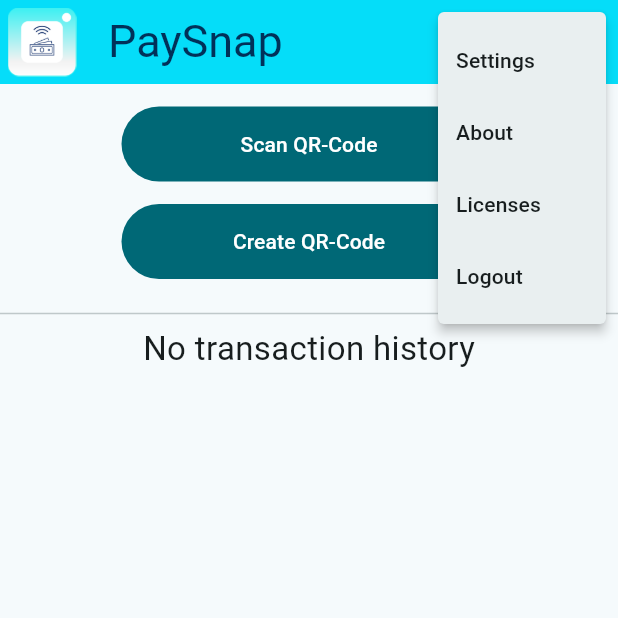
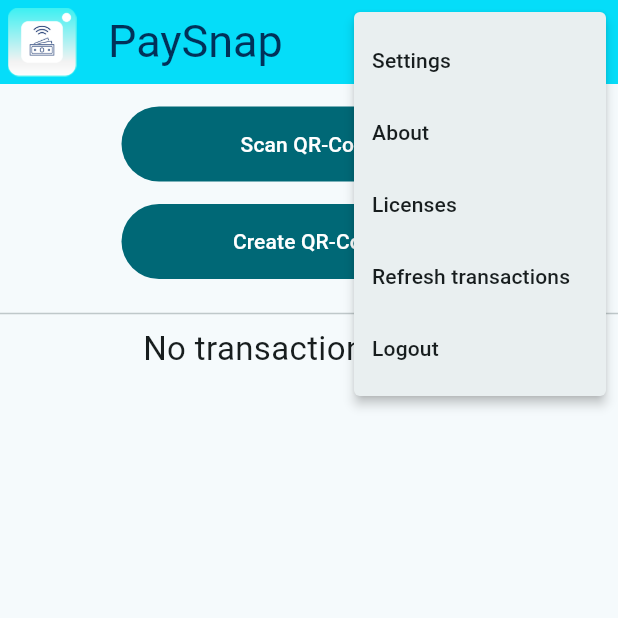
Before and after one commit to MesserschmittX/PayApp, a Flutter app: the HomePage screen opened directly, after a tap on the "menu" icon, on a phone screen of 412 x 824 dp, the top half of it. Run offline on Flutter 3.47's test engine with Material 3 defaults, Android fonts, the phone set to English and light mode, and no system bars; our stand-ins replace cloud_firestore, firebase_auth, firebase_core, flutter_translate, pdf, printing and 3 more; missing offline and left inert: flutter_paypal_native, qr_code_scanner, qr_image_generator; accounts and stored records are empty.

Commit message:
transaction reload

```diff
--- a/assets/i18n/de.json
+++ b/assets/i18n/de.json
@@ -23,6 +23,7 @@
             "settings": "Einstellungen",
             "about": "Über",
             "licenses": "Lizensen",
+            "refresh_transactions": "Transaktionen Aktualisieren",
             "logout": "Abmelden"
         }
     },
--- a/assets/i18n/en.json
+++ b/assets/i18n/en.json
@@ -23,6 +23,7 @@
             "settings": "Settings",
             "about": "About",
             "licenses": "Licenses",
+            "refresh_transactions": "Refresh transactions",
             "logout": "Logout"
         }
     },
--- a/lib/home.dart
+++ b/lib/home.dart
@@ -151,6 +151,10 @@ class _HomePageState extends State<HomePage> {
         openPage(const AboutPage());
       case 'licenses':
         openPage(const OssLicensesPage());
+      case 'refresh_transactions':
+        setState(() {
+          paymentHistory = getPaymentHistory(auth.currentUser!.uid);
+        });
       case 'logout':
         await FirebaseAuth.instance.signOut();
         openPage(const Login());
@@ -193,6 +197,11 @@ class _HomePageState extends State<HomePage> {
                         value: "licenses",
                         child: Text(
                             translate('home_screen.context_menu.licenses')),
+                      ),
+                      PopupMenuItem(
+                        value: "refresh_transactions",
+                        child: Text(translate(
+                            'home_screen.context_menu.refresh_transactions')),
                       ),
                       PopupMenuItem(
                         value: "logout",
```
